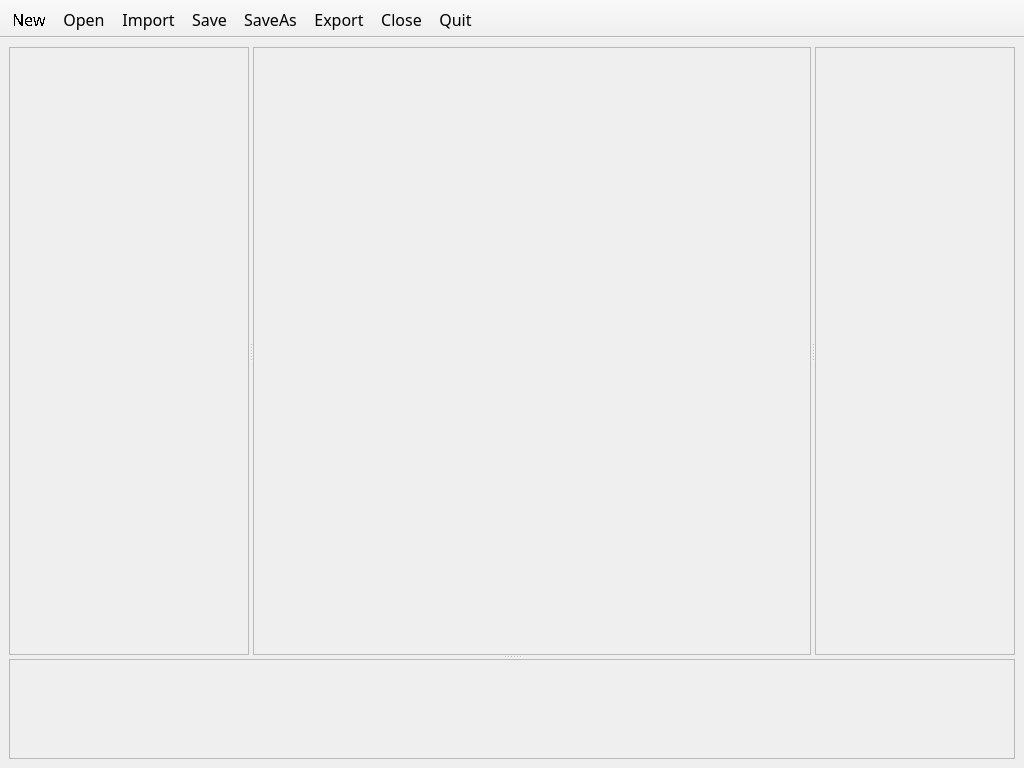
First picture: the form in ui/mainwindow.ui, repository rafaelvasco/SpriteMator, before the edit.
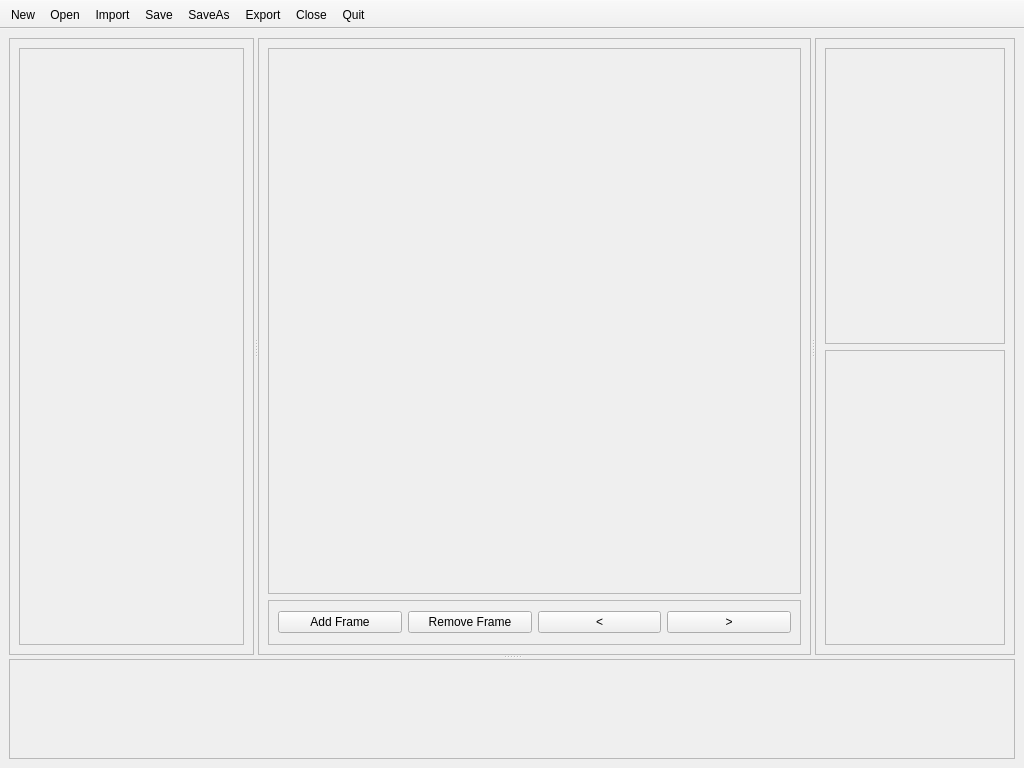
Second picture: the form after the edit.

What changed in the file:
```diff
--- a/ui/mainwindow.ui
+++ b/ui/mainwindow.ui
@@ -775,7 +775,7 @@
         </property>
         <property name="minimumSize">
          <size>
-          <width>240</width>
+          <width>245</width>
           <height>400</height>
          </size>
         </property>
@@ -794,6 +794,18 @@
         <property name="frameShadow">
          <enum>QFrame::Raised</enum>
         </property>
+        <layout class="QVBoxLayout" name="verticalLayout_2" stretch="5">
+         <item>
+          <widget class="QFrame" name="colorPickerFrame">
+           <property name="frameShape">
+            <enum>QFrame::StyledPanel</enum>
+           </property>
+           <property name="frameShadow">
+            <enum>QFrame::Raised</enum>
+           </property>
+          </widget>
+         </item>
+        </layout>
        </widget>
        <widget class="QFrame" name="mainPanel">
         <property name="sizePolicy">
@@ -820,6 +832,67 @@
         <property name="frameShadow">
          <enum>QFrame::Raised</enum>
         </property>
+        <layout class="QVBoxLayout" name="verticalLayout" stretch="12,1">
+         <item>
+          <widget class="QFrame" name="canvasFrame">
+           <property name="sizePolicy">
+            <sizepolicy hsizetype="Preferred" vsizetype="Preferred">
+             <horstretch>0</horstretch>
+             <verstretch>0</verstretch>
+            </sizepolicy>
+           </property>
+           <property name="styleSheet">
+            <string notr="true"/>
+           </property>
+           <property name="frameShape">
+            <enum>QFrame::StyledPanel</enum>
+           </property>
+           <property name="frameShadow">
+            <enum>QFrame::Raised</enum>
+           </property>
+          </widget>
+         </item>
+         <item>
+          <widget class="QFrame" name="canvasControlsFrame">
+           <property name="frameShape">
+            <enum>QFrame::StyledPanel</enum>
+           </property>
+           <property name="frameShadow">
+            <enum>QFrame::Raised</enum>
+           </property>
+           <layout class="QHBoxLayout" name="horizontalLayout_2" stretch="1,1,1,1">
+            <item>
+             <widget class="QPushButton" name="btnAddFrame">
+              <property name="text">
+               <string>Add Frame</string>
+              </property>
+             </widget>
+            </item>
+            <item>
+             <widget class="QPushButton" name="btnRemoveFrame">
+              <property name="text">
+               <string>Remove Frame</string>
+              </property>
+             </widget>
+            </item>
+            <item>
+             <widget class="QPushButton" name="btnGoPrevFrame">
+              <property name="text">
+               <string>&lt;</string>
+              </property>
+             </widget>
+            </item>
+            <item>
+             <widget class="QPushButton" name="btnGoNextFrame">
+              <property name="text">
+               <string>&gt;</string>
+              </property>
+             </widget>
+            </item>
+           </layout>
+          </widget>
+         </item>
+        </layout>
        </widget>
        <widget class="QFrame" name="rightPanel">
         <property name="sizePolicy">
@@ -849,6 +922,34 @@
         <property name="frameShadow">
          <enum>QFrame::Raised</enum>
         </property>
+        <layout class="QVBoxLayout" name="verticalLayout_3">
+         <item>
+          <widget class="QFrame" name="previewFrame">
+           <property name="styleSheet">
+            <string notr="true"/>
+           </property>
+           <property name="frameShape">
+            <enum>QFrame::StyledPanel</enum>
+           </property>
+           <property name="frameShadow">
+            <enum>QFrame::Raised</enum>
+           </property>
+          </widget>
+         </item>
+         <item>
+          <widget class="QFrame" name="layerListFrame">
+           <property name="styleSheet">
+            <string notr="true"/>
+           </property>
+           <property name="frameShape">
+            <enum>QFrame::StyledPanel</enum>
+           </property>
+           <property name="frameShadow">
+            <enum>QFrame::Raised</enum>
+           </property>
+          </widget>
+         </item>
+        </layout>
        </widget>
       </widget>
       <widget class="QFrame" name="bottomPanel">
@@ -891,12 +992,6 @@
      <verstretch>0</verstretch>
     </sizepolicy>
    </property>
-   <property name="font">
-    <font>
-     <family>Nokia Cellphone FC</family>
-     <pointsize>12</pointsize>
-    </font>
-   </property>
    <property name="windowTitle">
     <string>toolBar</string>
    </property>
@@ -931,19 +1026,6 @@
    <property name="toolTip">
     <string>New Sprite</string>
    </property>
-   <property name="font">
-    <font>
-     <family>Nokia Cellphone FC</family>
-     <pointsize>12</pointsize>
-     <weight>50</weight>
-     <italic>false</italic>
-     <bold>false</bold>
-     <underline>false</underline>
-     <strikeout>false</strikeout>
-     <stylestrategy>NoAntialias</stylestrategy>
-     <kerning>true</kerning>
-    </font>
-   </property>
    <property name="shortcut">
     <string>Ctrl+N</string>
    </property>
@@ -955,12 +1037,6 @@
    <property name="toolTip">
     <string>Close Application</string>
    </property>
-   <property name="font">
-    <font>
-     <family>Nokia Cellphone FC</family>
-     <pointsize>12</pointsize>
-    </font>
-   </property>
    <property name="shortcut">
     <string>Esc</string>
    </property>
@@ -972,12 +1048,6 @@
    <property name="toolTip">
     <string>Open Sprite</string>
    </property>
-   <property name="font">
-    <font>
-     <family>Nokia Cellphone FC</family>
-     <pointsize>12</pointsize>
-    </font>
-   </property>
    <property name="shortcut">
     <string>Ctrl+O</string>
    </property>
@@ -989,12 +1059,6 @@
    <property name="toolTip">
     <string>Save Sprite</string>
    </property>
-   <property name="font">
-    <font>
-     <family>Nokia Cellphone FC</family>
-     <pointsize>12</pointsize>
-    </font>
-   </property>
    <property name="shortcut">
     <string>Ctrl+S</string>
    </property>
@@ -1006,12 +1070,6 @@
    <property name="toolTip">
     <string>Save Sprite with another name</string>
    </property>
-   <property name="font">
-    <font>
-     <family>Nokia Cellphone FC</family>
-     <pointsize>12</pointsize>
-    </font>
-   </property>
    <property name="shortcut">
     <string>Ctrl+Shift+S</string>
    </property>
@@ -1023,12 +1081,6 @@
    <property name="toolTip">
     <string>Close Sprite</string>
    </property>
-   <property name="font">
-    <font>
-     <family>Nokia Cellphone FC</family>
-     <pointsize>12</pointsize>
-    </font>
-   </property>
    <property name="shortcut">
     <string>Ctrl+Q</string>
    </property>
@@ -1040,12 +1092,6 @@
    <property name="toolTip">
     <string>Export Sprite animations : Either as separate images or as a spritesheet</string>
    </property>
-   <property name="font">
-    <font>
-     <family>Nokia Cellphone FC</family>
-     <pointsize>12</pointsize>
-    </font>
-   </property>
    <property name="shortcut">
     <string>Ctrl+E</string>
    </property>
@@ -1057,12 +1103,6 @@
    <property name="toolTip">
     <string>Create a Sprite from one or more images</string>
    </property>
-   <property name="font">
-    <font>
-     <family>Nokia Cellphone FC</family>
-     <pointsize>12</pointsize>
-    </font>
-   </property>
    <property name="shortcut">
     <string>Ctrl+I</string>
    </property>
```
